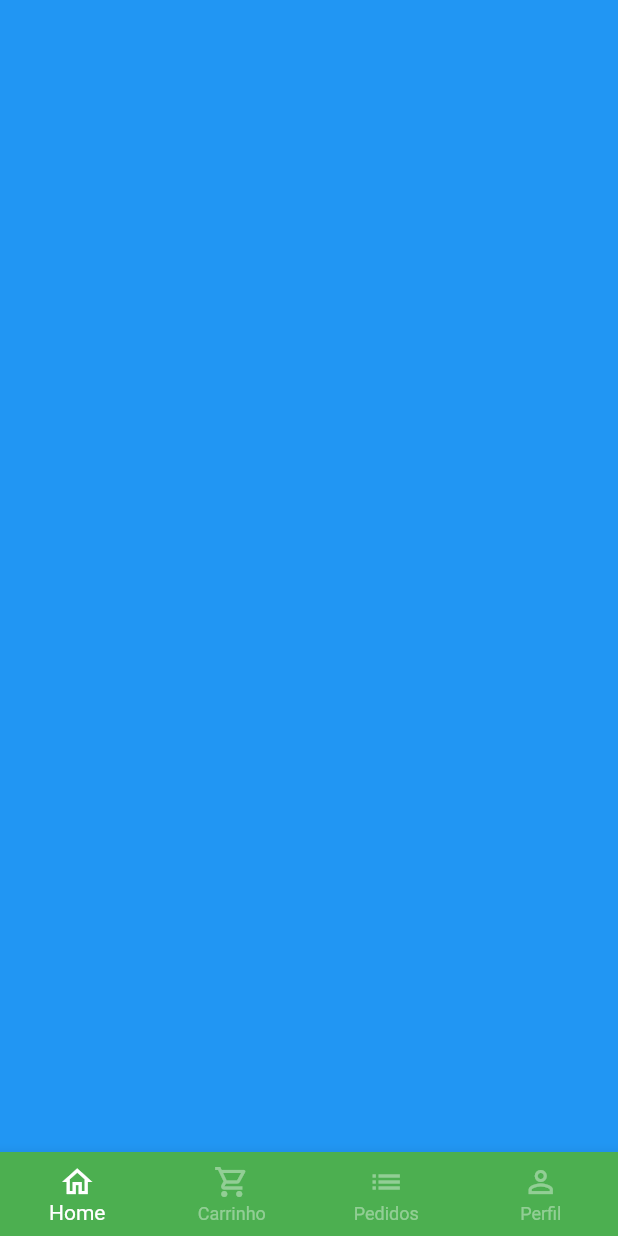
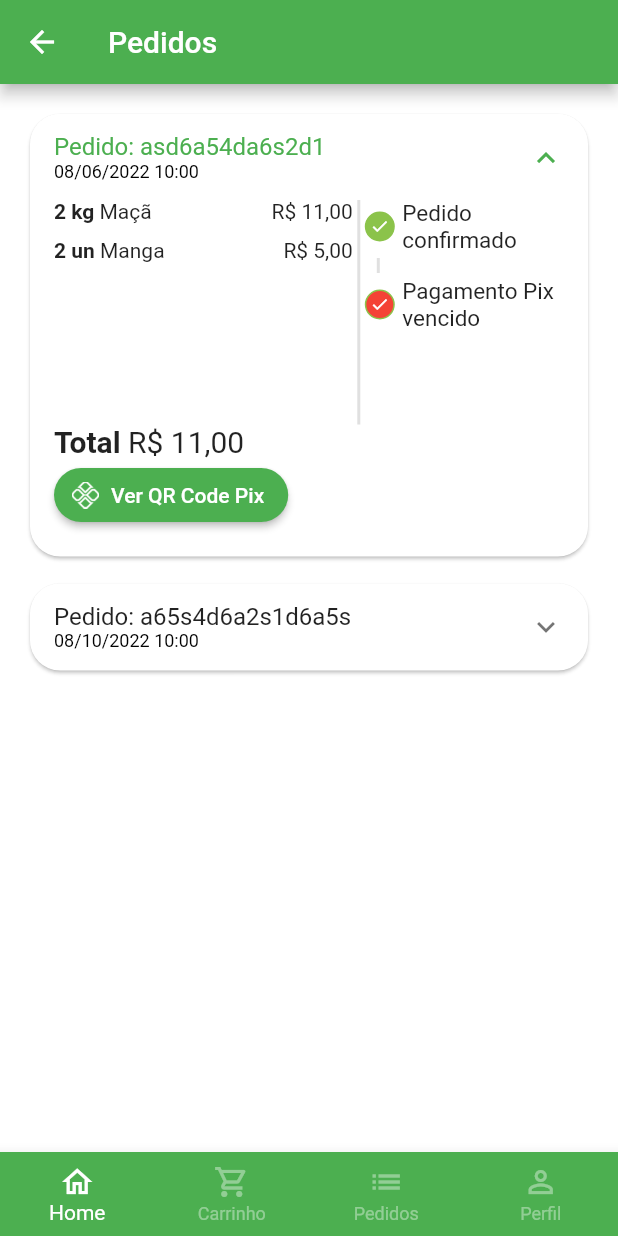
Before and after one commit to GabrielFelip/quitanda_virtual, a Flutter app: the BaseScreen screen opened directly, swiped to page 3, on a phone screen of 412 x 824 dp. Run offline on Flutter 3.47's test engine with Material 2 defaults, Android fonts, the phone set to English and light mode, and no system bars; our stand-ins replace animated_text_kit, badges, mask_text_input_formatter, qr_flutter.

Commit message:
Finaliza toda a parte de interface do projeto

```diff
--- a/lib/src/config/app_data.dart
+++ b/lib/src/config/app_data.dart
@@ -1,5 +1,8 @@
 import 'package:quitanda_virtual/src/models/cart_item_model.dart';
 import 'package:quitanda_virtual/src/models/item_model.dart';
+import 'package:quitanda_virtual/src/models/user_model.dart';
+
+import '../models/order_model.dart';
 
 ItemModel apple = ItemModel(
   description:
@@ -74,9 +77,62 @@ List<String> categories = [
 ];
 
 List<CartItemModel> cartItems = [
-
   CartItemModel(item: apple, quantity: 1),
   CartItemModel(item: mango, quantity: 1),
   CartItemModel(item: guava, quantity: 3),
+];
 
+UserModel user = UserModel(
+  name: 'Gabriel',
+  email: 'Gabriel@gmail.com',
+  celular: '99 9 9999-9999',
+  cpf: "999.999.999-99",
+  senha: '',
+);
+
+
+List<OrderModel> orders = [
+  // Pedido 01
+  OrderModel(
+    copyAndPaste: 'q1w2e3r4t5y6',
+    createdDateTime: DateTime.parse(
+      '2022-06-08 10:00:10.458',
+    ),
+    overdueDateTime: DateTime.parse(
+      '2022-06-08 11:00:10.458',
+    ),
+    id: 'asd6a54da6s2d1',
+    status: 'pending_payment',
+    total: 11.0,
+    items: [
+      CartItemModel(
+        item: apple,
+        quantity: 2,
+      ),
+      CartItemModel(
+        item: mango,
+        quantity: 2,
+      ),
+    ],
+  ),
+
+  // Pedido 02
+  OrderModel(
+    copyAndPaste: 'q1w2e3r4t5y6',
+    createdDateTime: DateTime.parse(
+      '2022-10-08 10:00:10.458',
+    ),
+    overdueDateTime: DateTime.parse(
+      '2022-10-08 11:00:10.458',
+    ),
+    id: 'a65s4d6a2s1d6a5s',
+    status: 'delivered',
+    total: 11.5,
+    items: [
+      CartItemModel(
+        item: guava,
+        quantity: 2,
+      ),
+    ],
+  ),
 ];
--- /dev/null
+++ b/lib/src/models/order_model.dart
@@ -0,0 +1,23 @@
+// ignore_for_file: public_member_api_docs, sort_constructors_first
+
+import 'package:quitanda_virtual/src/models/cart_item_model.dart';
+
+class OrderModel {
+  String id;
+  DateTime createdDateTime;
+  DateTime overdueDateTime;
+  List<CartItemModel> items;
+  String status;
+  String copyAndPaste;
+  double total;
+
+  OrderModel({
+    required this.id,
+    required this.createdDateTime,
+    required this.overdueDateTime,
+    required this.items,
+    required this.status,
+    required this.copyAndPaste,
+    required this.total,
+  });
+}
--- a/lib/src/pages/auth/sign_in_screen.dart
+++ b/lib/src/pages/auth/sign_in_screen.dart
@@ -4,7 +4,7 @@ import 'package:quitanda_virtual/src/config/custom_colors.dart';
 import 'package:quitanda_virtual/src/pages/auth/sign_up_screen.dart';
 
 import '../base/base_screen.dart';
-import 'components/custom_text_field.dart';
+import '../common_widgets/custom_text_field.dart';
 
 class SignInScreen extends StatelessWidget {
   const SignInScreen({Key? key}) : super(key: key);
--- a/lib/src/pages/auth/sign_up_screen.dart
+++ b/lib/src/pages/auth/sign_up_screen.dart
@@ -2,7 +2,7 @@ import 'package:flutter/material.dart';
 import 'package:mask_text_input_formatter/mask_text_input_formatter.dart';
 
 import '../../config/custom_colors.dart';
-import 'components/custom_text_field.dart';
+import '../common_widgets/custom_text_field.dart';
 
 
 class SignUpScreen extends StatelessWidget {
--- a/lib/src/pages/base/base_screen.dart
+++ b/lib/src/pages/base/base_screen.dart
@@ -1,7 +1,9 @@
 import 'package:flutter/material.dart';
 import 'package:quitanda_virtual/src/pages/cart/cart_tab.dart';
+import 'package:quitanda_virtual/src/pages/profile/profile_tab.dart';
 
 import '../home/home_tab.dart';
+import '../orders/orders_tab.dart';
 
 class BaseScreen extends StatefulWidget {
   const BaseScreen({Key? key}) : super(key: key);
@@ -20,11 +22,11 @@ class _BaseScreenState extends State<BaseScreen> {
       body: PageView(
         physics: const NeverScrollableScrollPhysics(),
         controller: pageController,
-        children: [
-          const HomeTab(),
+        children: const [
+          HomeTab(),
           CartTab(),
-          Container(color: Colors.blue,),
-          Container(color: Colors.purple,),
+          OrdersTab(),
+          ProfileTab(),
         ],
       ),
       bottomNavigationBar: BottomNavigationBar(
@@ -59,9 +61,7 @@ class _BaseScreenState extends State<BaseScreen> {
             label: 'Pedidos',
           ),
           BottomNavigationBarItem(
-            icon: Icon(
-              Icons.person_outline
-            ),
+            icon: Icon(Icons.person_outline),
             label: 'Perfil',
           ),
         ],
--- a/lib/src/pages/auth/components/custom_text_field.dart
+++ b/lib/src/pages/common_widgets/custom_text_field.dart
@@ -6,6 +6,8 @@ class CustomTextField extends StatefulWidget {
   final String label;
   final bool isSecret;
   final List<TextInputFormatter>? inputFormatters;
+  final String? initialValue;
+  final bool readOnly;
 
   const CustomTextField({
     Key? key,
@@ -13,6 +15,8 @@ class CustomTextField extends StatefulWidget {
     required this.label,
     this.isSecret = false,
     this.inputFormatters,
+    this.initialValue,
+    this.readOnly = false,
   }) : super(key: key);
 
   @override
@@ -34,6 +38,8 @@ class _CustomTextFieldState extends State<CustomTextField> {
     return Padding(
       padding: const EdgeInsets.only(bottom: 15),
       child: TextFormField(
+        readOnly: widget.readOnly,
+        initialValue: widget.initialValue,
         inputFormatters: widget.inputFormatters,
         obscureText: isObscure,
         decoration: InputDecoration(
--- /dev/null
+++ b/lib/src/pages/orders/components/order_status_widget.dart
@@ -0,0 +1,137 @@
+import 'package:flutter/material.dart';
+import 'package:quitanda_virtual/src/config/custom_colors.dart';
+
+class OrderStatusWidget extends StatelessWidget {
+  final String status;
+  final bool isOverdue;
+
+  final Map<String, int> allStatus = <String, int>{
+    'pending_payment': 0,
+    'refunded': 1,
+    'paid': 2,
+    'preparing_purchase': 3,
+    'shipping': 4,
+    'delivered': 5,
+  };
+
+  int get currentStatus => allStatus[status]!;
+
+  OrderStatusWidget({
+    Key? key,
+    required this.status,
+    required this.isOverdue,
+  }) : super(key: key);
+
+  @override
+  Widget build(BuildContext context) {
+    return Column(
+      crossAxisAlignment: CrossAxisAlignment.start,
+      children: [
+        const _StatusDot(
+          isActive: true,
+          title: 'Pedido confirmado',
+        ),
+        const _CustomDivider(),
+        if (currentStatus == 1) ...[
+          const _StatusDot(
+            isActive: true,
+            title: 'Pix estornado',
+            backgroundColor: Colors.orange,
+          ),
+        ] else if (isOverdue) ...[
+          const _StatusDot(
+            isActive: true,
+            title: 'Pagamento Pix vencido',
+            backgroundColor: Colors.red,
+          )
+        ] else ... [
+
+          _StatusDot(isActive: currentStatus >= 2, title: 'Pagamento'),
+          const _CustomDivider(),
+          _StatusDot(isActive: currentStatus >= 3, title: 'Preparando'),
+          const _CustomDivider(),
+          _StatusDot(isActive: currentStatus >= 4, title: 'Envio'),
+          const _CustomDivider(),
+          _StatusDot(isActive: currentStatus == 5, title: 'Entregue'),
+          const _CustomDivider(),
+
+        ]
+      ],
+    );
+  }
+}
+
+class _CustomDivider extends StatelessWidget {
+  const _CustomDivider({Key? key}) : super(key: key);
+
+  @override
+  Widget build(BuildContext context) {
+    return Container(
+      margin: const EdgeInsets.symmetric(
+        horizontal: 8,
+        vertical: 3,
+      ),
+      height: 10,
+      width: 2,
+      color: Colors.grey.shade300,
+    );
+  }
+}
+
+class _StatusDot extends StatelessWidget {
+  final bool isActive;
+  final String title;
+  final Color? backgroundColor;
+
+  const _StatusDot({
+    Key? key,
+    required this.isActive,
+    required this.title,
+    this.backgroundColor,
+  }) : super(key: key);
+
+  @override
+  Widget build(BuildContext context) {
+    return Row(
+      children: [
+        // Dot
+        Container(
+          alignment: Alignment.center,
+          height: 20,
+          width: 20,
+          decoration: BoxDecoration(
+            shape: BoxShape.circle,
+            border: Border.all(
+              color: CustomColors.customSwatchColor,
+            ),
+            color: isActive
+                ? backgroundColor ?? CustomColors.customSwatchColor
+                : Colors.transparent,
+          ),
+          child: isActive
+              ? const Icon(
+                  Icons.check,
+                  size: 13,
+                  color: Colors.white,
+                )
+              : const SizedBox.shrink(),
+        ),
+
+        // Espaçamento
+        const SizedBox(
+          width: 5,
+        ),
+
+        // Texto
+        Expanded(
+          child: Text(
+            title,
+            style: const TextStyle(
+              fontSize: 15,
+            ),
+          ),
+        ),
+      ],
+    );
+  }
+}
--- /dev/null
+++ b/lib/src/pages/orders/components/order_tile.dart
@@ -0,0 +1,169 @@
+import 'package:flutter/material.dart';
+import 'package:quitanda_virtual/src/config/custom_colors.dart';
+import 'package:quitanda_virtual/src/models/cart_item_model.dart';
+import 'package:quitanda_virtual/src/pages/common_widgets/payment_dialog.dart';
+import 'package:quitanda_virtual/src/services/utils_services.dart';
+
+import '../../../models/order_model.dart';
+import 'order_status_widget.dart';
+
+class OrderTile extends StatelessWidget {
+  final OrderModel order;
+
+  OrderTile({Key? key, required this.order}) : super(key: key);
+
+  final UtilsServices utilsServices = UtilsServices();
+
+  @override
+  Widget build(BuildContext context) {
+    return Card(
+      shape: RoundedRectangleBorder(
+        borderRadius: BorderRadius.circular(20),
+      ),
+      child: Theme(
+        data: Theme.of(context).copyWith(dividerColor: Colors.transparent),
+        child: ExpansionTile(
+          initiallyExpanded: order.status == 'pending_payment',
+          expandedCrossAxisAlignment: CrossAxisAlignment.start,
+          title: Column(
+            mainAxisSize: MainAxisSize.min,
+            crossAxisAlignment: CrossAxisAlignment.stretch,
+            children: [
+              Text(
+                'Pedido: ${order.id}',
+                style: const TextStyle(),
+              ),
+              Text(
+                utilsServices.formatDateTime(order.createdDateTime),
+                style: const TextStyle(
+                  fontSize: 12,
+                  color: Colors.black,
+                ),
+              ),
+            ],
+          ),
+          childrenPadding: const EdgeInsets.fromLTRB(16, 0, 16, 16),
+          children: [
+            IntrinsicHeight(
+              child: Row(
+                children: [
+                  // Lista de produtos
+                  Expanded(
+                    flex: 3,
+                    child: SizedBox(
+                      height: 150,
+                      child: ListView(
+                        children: order.items.map((orderItem) {
+                          return _OrderItemWidget(
+                            utilsServices: utilsServices,
+                            orderItem: orderItem,
+                          );
+                        }).toList(),
+                      ),
+                    ),
+                  ),
+
+                  // Divisão
+                  VerticalDivider(
+                    color: Colors.grey.shade300,
+                    thickness: 2,
+                    width: 8,
+                  ),
+
+                  // Status do pedido
+                  Expanded(
+                    flex: 2,
+                    child: OrderStatusWidget(
+                      status: order.status,
+                      isOverdue: order.overdueDateTime.isBefore(DateTime.now()),
+                    ),
+                  ),
+                ],
+              ),
+            ),
+
+            // Total
+            Text.rich(
+              TextSpan(
+                style: const TextStyle(
+                  fontSize: 20,
+                ),
+                children: [
+                  const TextSpan(
+                    text: 'Total ',
+                    style: TextStyle(
+                      fontWeight: FontWeight.bold,
+                    ),
+                  ),
+                  TextSpan(
+                    text: utilsServices.priceToCurrency(order.total),
+                  ),
+                ],
+              ),
+            ),
+
+            // Botão pagamento
+            Visibility(
+              visible: order.status == 'pending_payment',
+              child: ElevatedButton.icon(
+                style: ElevatedButton.styleFrom(
+                  shape: RoundedRectangleBorder(
+                    borderRadius: BorderRadius.circular(20),
+                  ),
+                ),
+                onPressed: () {
+                  showDialog(
+                      context: context,
+                      builder: (_) {
+                        return PaymentDialog(
+                          order: order,
+                        );
+                      });
+                },
+                icon: Image.asset(
+                  'assets/app_images/pix.png',
+                  height: 18,
+                ),
+                label: const Text("Ver QR Code Pix"),
+              ),
+            ),
+          ],
+        ),
+      ),
+    );
+  }
+}
+
+class _OrderItemWidget extends StatelessWidget {
+  const _OrderItemWidget({
+    Key? key,
+    required this.utilsServices,
+    required this.orderItem,
+  }) : super(key: key);
+
+  final UtilsServices utilsServices;
+  final CartItemModel orderItem;
+
+  @override
+  Widget build(BuildContext context) {
+    return Padding(
+      padding: const EdgeInsets.only(bottom: 10),
+      child: Row(
+        children: [
+          Text(
+            '${orderItem.quantity} ${orderItem.item.unit} ',
+            style: const TextStyle(
+              fontWeight: FontWeight.bold,
+            ),
+          ),
+          Expanded(child: Text(orderItem.item.itemName)),
+          Text(
+            utilsServices.priceToCurrency(
+              orderItem.totalPrice(),
+            ),
+          ),
+        ],
+      ),
+    );
+  }
+}
--- /dev/null
+++ b/lib/src/pages/orders/orders_tab.dart
@@ -0,0 +1,23 @@
+import 'package:flutter/material.dart';
+import 'package:quitanda_virtual/src/config/app_data.dart' as app_data;
+import 'package:quitanda_virtual/src/pages/orders/components/order_tile.dart';
+
+class OrdersTab extends StatelessWidget {
+  const OrdersTab({Key? key}) : super(key: key);
+
+  @override
+  Widget build(BuildContext context) {
+    return Scaffold(
+      appBar: AppBar(
+        title: const Text('Pedidos'),
+      ),
+      body: ListView.separated(
+          padding: const EdgeInsets.all(16),
+          physics: const BouncingScrollPhysics(),
+          separatorBuilder: (_, index) => const SizedBox(height: 10,),
+          itemBuilder: (_, index) => OrderTile(order: app_data.orders[index],),
+          itemCount: app_data.orders.length,
+          ),
+    );
+  }
+}
--- a/lib/src/services/utils_services.dart
+++ b/lib/src/services/utils_services.dart
@@ -1,4 +1,5 @@
 import 'package:intl/intl.dart';
+import 'package:intl/date_symbol_data_local.dart';
 
 class UtilsServices {
   String priceToCurrency(double price) {
@@ -6,4 +7,11 @@ class UtilsServices {
 
     return numberFormat.format(price);
   }
+
+  String formatDateTime(DateTime dateTime) {
+    initializeDateFormatting();
+
+    DateFormat dateFormat = DateFormat.yMd('pt_BR').add_Hm();
+    return dateFormat.format(dateTime);
+  }
 }
--- a/pubspec.yaml
+++ b/pubspec.yaml
@@ -38,6 +38,7 @@ dependencies:
   mask_text_input_formatter: ^2.4.0
   badges: ^2.0.3
   intl: ^0.17.0
+  qr_flutter: ^4.0.0
 
 dev_dependencies:
   flutter_test:
@@ -64,6 +65,7 @@ flutter:
   # To add assets to your application, add an assets section, like this:
   assets:
     - assets/fruits/
+    - assets/app_images/
   #   - images/a_dot_ham.jpeg
 
   # An image asset can refer to one or more resolution-specific "variants", see
```
Also changed, not shown: lib/src/models/user_model.dart (added, +17 -0 lines), lib/src/pages/cart/cart_tab.dart (+12 -0 lines), lib/src/pages/common_widgets/payment_dialog.dart (added, +99 -0 lines), lib/src/pages/profile/profile_tab.dart (added, +162 -0 lines), assets/app_images/pix.png (added), pubspec.lock. Lines whose indentation alone changed are shown as unchanged.
